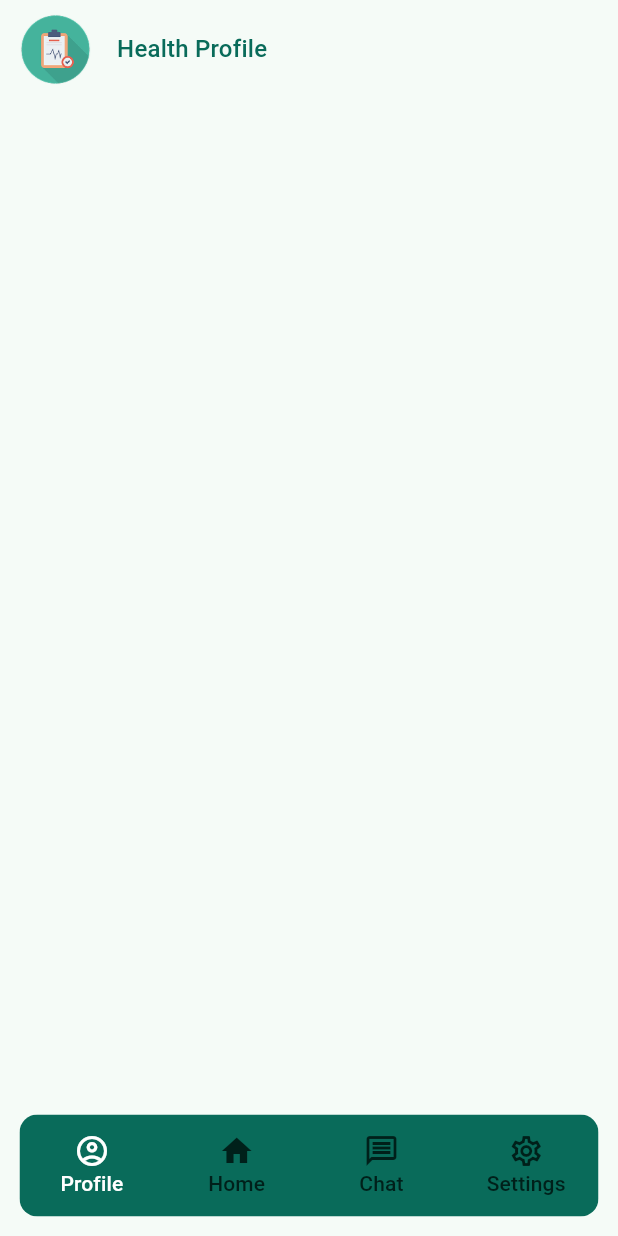
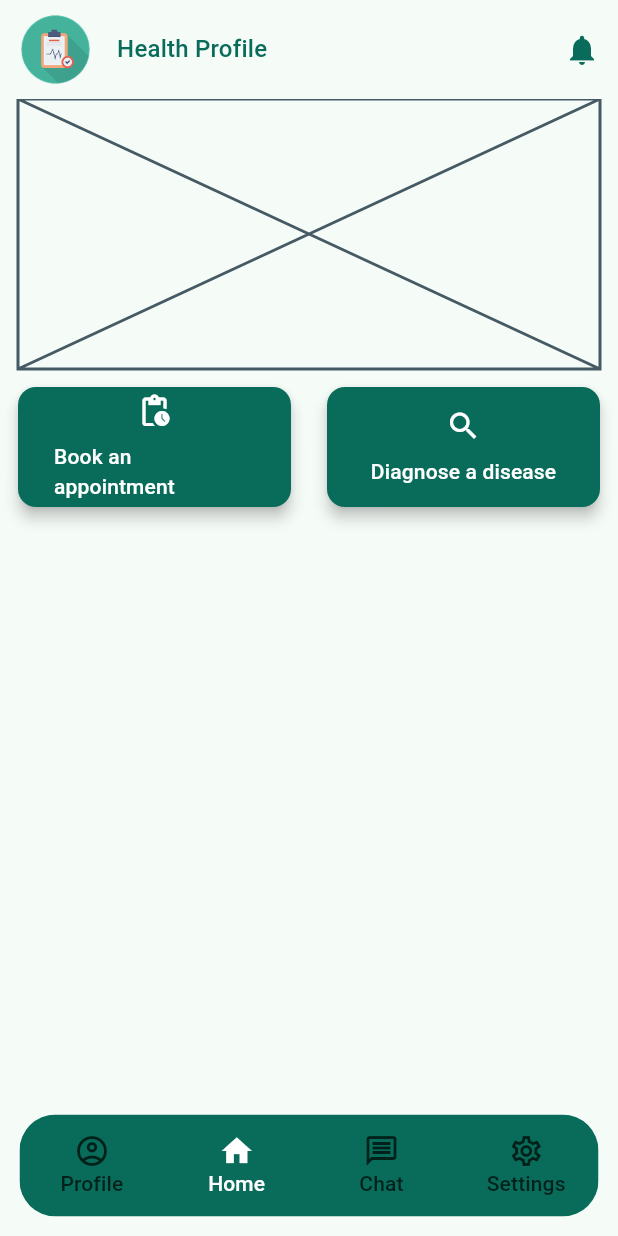
Before and after one commit to anhkien7780/health_profile, a Flutter app: the HomeChildPage screen opened directly, on a phone screen of 412 x 824 dp. Run offline on Flutter 3.47's test engine with Material 3 defaults, Android fonts, the phone set to English and light mode, and no system bars; drawn by our look-alikes of loader_overlay; our stand-ins replace equatable, flutter_bloc, flutter_svg, go_router, google_fonts, shared_preferences and 1 more; accounts and stored records are empty; statements that could not run were skipped.

Commit message:
feat(home): Add home page UI and bottom navigation
- Create the initial UI for the home page, including an app bar, a placeholder, and buttons for "Book an appointment" and "Diagnose a disease".
- Implement the bottom navigation bar with icons for Profile, Home, Chat, and Settings.
- Add `HomeCubit` and `HomeState` to manage the selected index of the bottom navigation bar.
- Create a reusable `createAppbar` utility function and define `AppBarTheme` in the application theme.
- Rename `AppOutlinedButton` to `AppElevatedButton` and add support for an optional icon.
- Rename `AuthBaseScreen` to `AuthBasePage` for better naming consistency.

```diff
--- a/lib/ui/pages/home/home_page.dart
+++ b/lib/ui/pages/home/home_page.dart
@@ -1,9 +1,11 @@
 import 'package:flutter/material.dart';
 import 'package:flutter_bloc/flutter_bloc.dart';
 import 'package:health_profile/common/app_dimens.dart';
-import 'package:health_profile/common/app_images.dart';
 import 'package:health_profile/ui/pages/home/home_cubit.dart';
+import 'package:health_profile/ui/pages/home/home_state.dart';
 import 'package:health_profile/ui/pages/home/widgets/destination_item.dart';
+import 'package:health_profile/ui/widgets/buttons/app_elevated_button.dart';
+import 'package:health_profile/utils/create_app_bar.dart';
 
 class HomePage extends StatelessWidget {
   const HomePage({super.key});
@@ -25,20 +27,75 @@ class HomeChildPage extends StatefulWidget {
 }
 
 class _HomeChildPageState extends State<HomeChildPage> {
+  late final HomeCubit _cubit;
+
+  @override
+  void initState() {
+    super.initState();
+    _cubit = context.read<HomeCubit>();
+  }
+
   @override
   Widget build(BuildContext context) {
     return Scaffold(
       appBar: createAppbar(context),
-      bottomNavigationBar: Container(
+      bottomNavigationBar: _createBottomNavigationBar(),
+      body: Padding(
+        padding: EdgeInsets.symmetric(horizontal: AppDimens.paddingNormal),
+        child: Column(
+          spacing: AppDimens.paddingNormal,
+          children: [
+            SizedBox(width: double.infinity, height: 180, child: Placeholder()),
+            SizedBox(
+              height: 80,
+              child: Row(
+                spacing: AppDimens.paddingBig,
+                children: [
+                  Flexible(
+                    child: AppElevatedButton(
+                      onClick: () {},
+                      height: AppDimens.buttonHeightBig,
+                      icon: Icon(Icons.pending_actions, size: AppDimens.iconSizeNormal,),
+                      text: "Book an appointment",
+                    ),
+                  ),
+                  Flexible(
+                    child: AppElevatedButton(
+                      onClick: () {},
+                      height: AppDimens.buttonHeightBig,
+                      icon: Icon(Icons.search, size: AppDimens.iconSizeNormal),
+                      text: "Diagnose a disease",
+                    ),
+                  ),
+                ],
+              ),
+            ),
+          ],
+        ),
+      ),
+    );
+  }
+
+  Widget _createBottomNavigationBar() {
+    return BlocBuilder<HomeCubit, HomeState>(
+      buildWhen: (pre, current) {
+        return pre.selectedPageIndex != current.selectedPageIndex;
+      },
+      builder: (BuildContext context, HomeState state) {
+        return Container(
           decoration: BoxDecoration(
             border: Border.all(color: Colors.transparent, width: 1),
-          borderRadius: BorderRadius.circular(AppDimens.borderRadiusNormal),
+            borderRadius: BorderRadius.circular(AppDimens.borderRadiusBig),
           ),
           margin: EdgeInsets.all(AppDimens.marginNormal),
           child: ClipRRect(
-          borderRadius: BorderRadius.circular(AppDimens.borderRadiusNormal),
+            borderRadius: BorderRadius.circular(AppDimens.borderRadiusBig),
             child: NavigationBar(
+              onDestinationSelected: (index) {
+                _cubit.onDestinationPressed(index);
+              },
               labelBehavior: NavigationDestinationLabelBehavior.alwaysHide,
+              selectedIndex: _cubit.state.selectedPageIndex,
               destinations: const [
                 DestinationItem(
                   icon: Icons.account_circle_outlined,
@@ -46,43 +103,15 @@ class _HomeChildPageState extends State<HomeChildPage> {
                 ),
                 DestinationItem(icon: Icons.home, label: "Home"),
                 DestinationItem(icon: Icons.message_outlined, label: "Chat"),
-              DestinationItem(icon: Icons.settings_outlined, label: "Settings"),
+                DestinationItem(
+                  icon: Icons.settings_outlined,
+                  label: "Settings",
+                ),
               ],
-            height: AppDimens.navigationBarHeight,
-            labelTextStyle: WidgetStatePropertyAll(
-              Theme.of(context).textTheme.labelLarge?.copyWith(
-                color: Theme.of(context).colorScheme.onPrimary,
-              ),
-            ),
-            backgroundColor: Theme.of(context).primaryColor,
-          ),
             ),
           ),
         );
+      },
+    );
   }
 }
-
-AppBar createAppbar(BuildContext context) {
-  return AppBar(
-    leadingWidth: AppDimens.paddingNormal + AppDimens.logoSizeSmall,
-    toolbarHeight: AppDimens.paddingSmall * 2 + AppDimens.logoSizeSmall,
-    leading: Padding(
-      padding: const EdgeInsets.only(
-        top: AppDimens.paddingSmall,
-        left: AppDimens.paddingNormal,
-        bottom: AppDimens.paddingSmall,
-      ),
-      child: Image.asset(
-        width: AppDimens.logoSizeSmall,
-        height: AppDimens.logoSizeSmall,
-        AppImages.icLogo,
-      ),
-    ),
-    title: Text(
-      "Health Profile",
-      style: Theme.of(context).textTheme.titleMedium?.copyWith(
-        color: Theme.of(context).colorScheme.primary,
-      ),
-    ),
-  );
-}
--- a/lib/ui/pages/home/home_state.dart
+++ b/lib/ui/pages/home/home_state.dart
@@ -1,7 +1,16 @@
 import 'package:equatable/equatable.dart';
 
 class HomeState extends Equatable {
+  const HomeState({this.selectedPageIndex = 1});
+
+  final int selectedPageIndex;
+
+  HomeState copyWith({int? selectedPageIndex}) {
+    return HomeState(
+      selectedPageIndex: selectedPageIndex ?? this.selectedPageIndex,
+    );
+  }
+
   @override
-  List<Object?> get props => [];
-
+  List<Object?> get props => [selectedPageIndex];
 }
--- a/lib/ui/pages/login/login_page.dart
+++ b/lib/ui/pages/login/login_page.dart
@@ -2,8 +2,8 @@ import 'package:flutter/material.dart';
 import 'package:flutter_bloc/flutter_bloc.dart';
 import 'package:health_profile/common/app_dimens.dart';
 import 'package:health_profile/generated/l10n.dart';
-import 'package:health_profile/ui/widgets/auth_base_screen/auth_base_screen.dart';
-import 'package:health_profile/ui/widgets/buttons/app_outlined_button.dart';
+import 'package:health_profile/ui/widgets/auth_base_page/auth_base_page.dart';
+import 'package:health_profile/ui/widgets/buttons/app_elevated_button.dart';
 import 'package:health_profile/ui/widgets/text_fileds/app_text_form_field.dart';
 
 import 'login_cubit.dart';
@@ -42,7 +42,7 @@ class _LoginChildPageState extends State<LoginChildPage> {
 
   @override
   Widget build(BuildContext context) {
-    return AuthBaseScreen(
+    return AuthBasePage(
       child: Padding(
         padding: const EdgeInsets.symmetric(
           horizontal: AppDimens.paddingNormal,
--- a/lib/ui/pages/onboarding/onboarding_page.dart
+++ b/lib/ui/pages/onboarding/onboarding_page.dart
@@ -4,7 +4,7 @@ import 'package:flutter_svg/flutter_svg.dart';
 import 'package:health_profile/common/app_dimens.dart';
 import 'package:health_profile/common/app_images.dart';
 import 'package:health_profile/generated/l10n.dart';
-import 'package:health_profile/ui/widgets/buttons/app_outlined_button.dart';
+import 'package:health_profile/ui/widgets/buttons/app_elevated_button.dart';
 import 'package:smooth_page_indicator/smooth_page_indicator.dart';
 
 import 'onboarding_cubit.dart';
--- a/lib/ui/pages/sign_up/sign_up_page.dart
+++ b/lib/ui/pages/sign_up/sign_up_page.dart
@@ -4,8 +4,8 @@ import 'package:health_profile/common/app_dimens.dart';
 import 'package:health_profile/generated/l10n.dart';
 import 'package:health_profile/ui/pages/sign_up/sign_up_cubit.dart';
 import 'package:health_profile/ui/pages/sign_up/sign_up_navigator.dart';
-import 'package:health_profile/ui/widgets/auth_base_screen/auth_base_screen.dart';
-import 'package:health_profile/ui/widgets/buttons/app_outlined_button.dart';
+import 'package:health_profile/ui/widgets/auth_base_page/auth_base_page.dart';
+import 'package:health_profile/ui/widgets/buttons/app_elevated_button.dart';
 import 'package:health_profile/ui/widgets/text_fileds/app_text_form_field.dart';
 
 class SignUpPage extends StatelessWidget {
@@ -41,7 +41,7 @@ class _SignUpChildPageState extends State<SignUpChildPage> {
 
   @override
   Widget build(BuildContext context) {
-    return AuthBaseScreen(
+    return AuthBasePage(
       child: Padding(
         padding: const EdgeInsets.symmetric(
           horizontal: AppDimens.paddingNormal,
--- a/lib/ui/widgets/auth_base_screen/auth_base_screen.dart
+++ b/lib/ui/widgets/auth_base_page/auth_base_page.dart
@@ -1,8 +1,8 @@
 import 'package:flutter/material.dart';
 import 'package:health_profile/ui/widgets/logos/app_logo.dart';
 
-class AuthBaseScreen extends StatelessWidget {
-  const AuthBaseScreen({super.key, required this.child});
+class AuthBasePage extends StatelessWidget {
+  const AuthBasePage({super.key, required this.child});
 
   final Widget child;
 
--- a/lib/ui/widgets/buttons/app_outlined_button.dart
+++ b/lib/ui/widgets/buttons/app_elevated_button.dart
@@ -9,9 +9,11 @@ class AppElevatedButton extends StatelessWidget {
     this.width = double.infinity,
     this.height = AppDimens.buttonHeightNormal,
     this.borderRadius = AppDimens.borderRadiusNormal,
+    this.icon,
   });
 
   final VoidCallback onClick;
+  final Icon? icon;
   final String text;
   final double? width;
   final double? height;
@@ -31,11 +33,18 @@ class AppElevatedButton extends StatelessWidget {
           ),
         ),
         onPressed: () => onClick(),
-        child: Text(
-          text,
-          style: Theme.of(context).textTheme.labelLarge?.copyWith(
-            color: Theme.of(context).colorScheme.onPrimary,
-          ),
+        child: Column(
+          spacing: AppDimens.paddingSmall,
+          mainAxisAlignment: MainAxisAlignment.center,
+          children: [
+            icon ?? const SizedBox.shrink(),
+            Text(
+              text,
+              style: Theme.of(context).textTheme.labelLarge?.copyWith(
+                color: Theme.of(context).colorScheme.onPrimary,
+              ),
+            ),
+          ],
         ),
       ),
     );
--- /dev/null
+++ b/lib/utils/create_app_bar.dart
@@ -0,0 +1,26 @@
+import 'package:flutter/material.dart';
+import 'package:health_profile/common/app_dimens.dart';
+import 'package:health_profile/common/app_images.dart';
+
+AppBar createAppbar(BuildContext context) {
+  return AppBar(
+    leading: Padding(
+      padding: const EdgeInsets.only(
+        top: AppDimens.paddingSmall,
+        left: AppDimens.paddingNormal,
+        bottom: AppDimens.paddingSmall,
+      ),
+      child: Image.asset(
+        width: AppDimens.logoSizeSmall,
+        height: AppDimens.logoSizeSmall,
+        AppImages.icLogo,
+      ),
+    ),
+    actions: [
+      IconButton(onPressed: () {}, icon: Icon(Icons.notifications)),
+    ],
+    title: Text(
+      "Health Profile",
+    ),
+  );
+}
```
Also changed, not shown: lib/common/app_theme.dart (+24 -0 lines), lib/ui/pages/home/home_cubit.dart (+7 -1 lines). Lines whose indentation alone changed are shown as unchanged.
